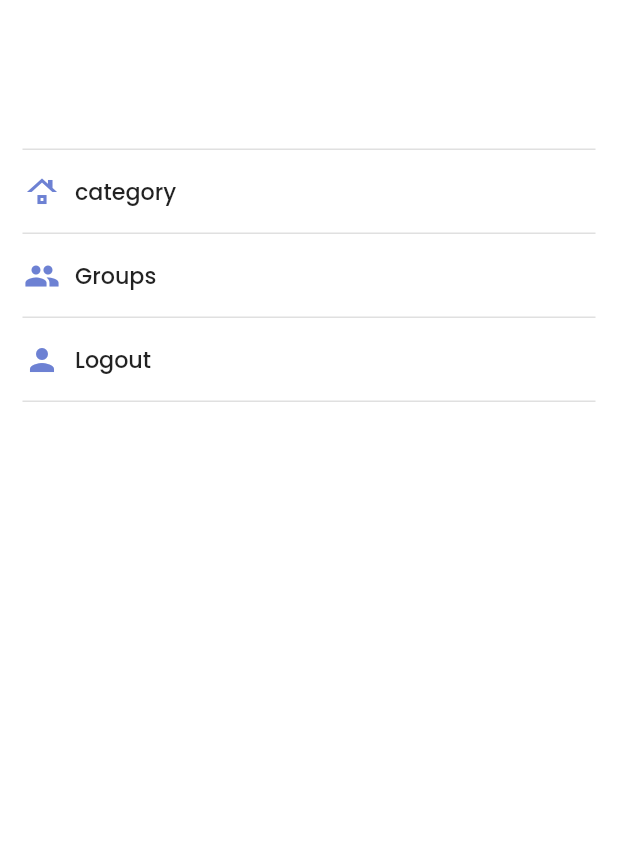
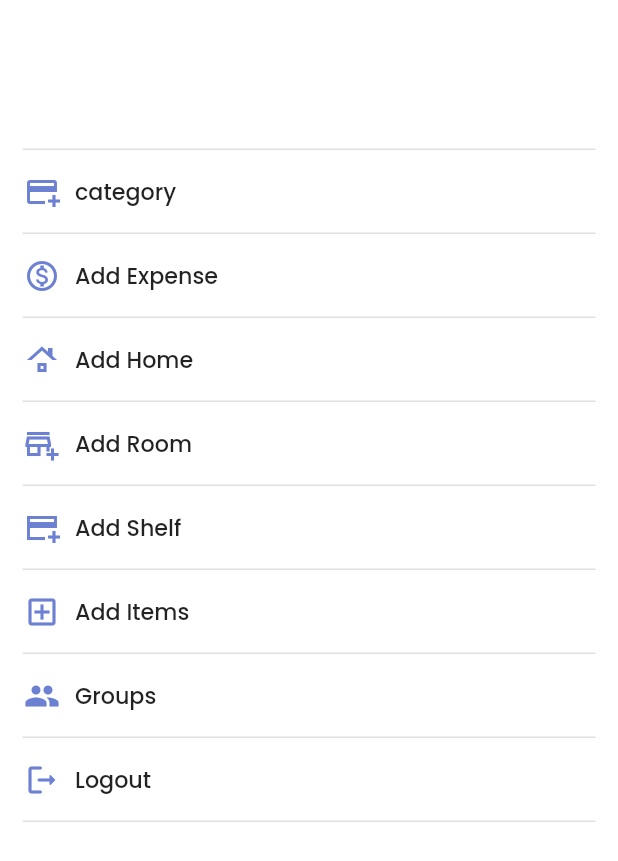
Before and after one commit to sweta-feeltech/General-Expense-App, a Flutter app: the NavDrawer screen opened by its route, on a phone screen of 412 x 824 dp. Shown: the top 861 px of the screen. Run offline on Flutter 3.47's test engine with Material 2 defaults, Android fonts, the phone set to English and light mode, and no system bars; our stand-ins replace accordion, cloud_firestore, date_time_picker, file_picker, firebase_auth, flutter_bloc and 7 more; accounts and stored records are empty; network calls fail; project files that could hold a hidden picture were left out.

Commit message:
19-05-2023 : Dashboard's Drawer Itoms

```diff
--- a/lib/main.dart
+++ b/lib/main.dart
@@ -7,6 +7,7 @@ import 'package:general_expense_app/pages/Dashboard/add_inventory.dart';
 import 'package:general_expense_app/pages/Dashboard/bottom_nav_bar.dart';
 import 'package:general_expense_app/pages/Dashboard/category_screen.dart';
 import 'package:general_expense_app/pages/Dashboard/expense_screen.dart';
+import 'package:general_expense_app/pages/Dashboard/items_screen.dart';
 import 'package:general_expense_app/pages/Group/group_list_screen.dart';
 import 'package:general_expense_app/pages/Dashboard/home_screen.dart';
 import 'package:general_expense_app/pages/Dashboard/income_screen.dart';
@@ -14,7 +15,6 @@ import 'package:general_expense_app/pages/Dashboard/room_screen.dart';
 import 'package:general_expense_app/pages/Dashboard/edit_profile_screen.dart';
 import 'package:general_expense_app/pages/Dashboard/list_screen.dart';
 import 'package:general_expense_app/pages/Dashboard/profile_screen.dart';
-import 'package:general_expense_app/pages/Dashboard/shelf_1_screen.dart';
 import 'package:general_expense_app/pages/Dashboard/shelf_screen.dart';
 import 'package:general_expense_app/pages/LoginRegistrationScreens/login_screen.dart';
 import 'package:general_expense_app/pages/LoginRegistrationScreens/registration_screen.dart';
@@ -114,8 +114,8 @@ class MyApp extends StatelessWidget {
     if(settings.name == ShelfScreen.routeName) {
       return getMaterialPageRoute(ShelfScreen());
     }
-    if(settings.name == Shelf1Screen.routeName) {
-      return getMaterialPageRoute(Shelf1Screen());
+    if(settings.name == ItemScreen.routeName) {
+      return getMaterialPageRoute(ItemScreen());
     }
     if(settings.name == ListofIncomeScreen.routeName) {
       return getMaterialPageRoute(ListofIncomeScreen());
--- a/lib/pages/Dashboard/profile_screen.dart
+++ b/lib/pages/Dashboard/profile_screen.dart
@@ -4,7 +4,6 @@ import 'package:flutter/services.dart';
 import 'package:flutter_bloc/flutter_bloc.dart';
 import 'package:general_expense_app/Utils/colors.dart';
 import 'package:general_expense_app/pages/Dashboard/room_screen.dart';
-import 'package:general_expense_app/pages/Dashboard/shelf_1_screen.dart';
 import 'package:general_expense_app/pages/LoginRegistrationScreens/main_screen.dart';
 import 'package:shared_preferences/shared_preferences.dart';
 import 'package:http/http.dart' as http;
--- a/lib/pages/LoginRegistrationScreens/login_screen.dart
+++ b/lib/pages/LoginRegistrationScreens/login_screen.dart
@@ -314,7 +314,7 @@ class _LogInScreenState extends State<LogInScreen> {
                             },
                             Icons.mail,
                             TextInputAction.next,
-                            initalTxt: "kishan123@outlook.com",
+                            initalTxt: "admin@gmail.com",
                             validatingFunc: (value) {
                               RegExp regex = RegExp(EmailRegex);
                               if (value == null || value.isEmpty) {
--- a/lib/pages/Widgets/common_widgets.dart
+++ b/lib/pages/Widgets/common_widgets.dart
@@ -3,12 +3,12 @@ import 'package:date_time_picker/date_time_picker.dart';
 import 'package:flutter/material.dart';
 import 'package:flutter_svg/svg.dart';
 import 'package:general_expense_app/pages/Dashboard/room_screen.dart';
-import 'package:general_expense_app/pages/Dashboard/shelf_1_screen.dart';
 import 'package:general_expense_app/pages/Dashboard/shelf_screen.dart';
 import 'package:general_expense_app/pages/Widgets/theme_helper.dart';
 
 import '../../Utils/colors.dart';
 import '../../models/GroupModel/group_list_model.dart';
+import '../Dashboard/items_screen.dart';
 import '../Group/single_group_screen.dart';
 
 class CommonWidgets {
@@ -569,7 +569,7 @@ class CommonWidgets {
       child: InkWell(
         onTap: (){
           Navigator.of(context, rootNavigator: true).push(MaterialPageRoute(
-              builder: (context) => Shelf1Screen()));
+              builder: (context) => ItemScreen()));
 
 
         },
@@ -744,7 +744,7 @@ class CommonWidgets {
           onTap: (){
 
             Navigator.of(context, rootNavigator: true).push(MaterialPageRoute(
-                builder: (context) => Shelf1Screen()));
+                builder: (context) => ItemScreen()));
 
 
           },
--- a/lib/pages/Widgets/nav_drawer.dart
+++ b/lib/pages/Widgets/nav_drawer.dart
@@ -3,10 +3,15 @@ import 'dart:math';
 import 'package:flutter/cupertino.dart';
 import 'package:flutter/material.dart';
 import 'package:general_expense_app/Utils/colors.dart';
+import 'package:general_expense_app/pages/Dashboard/add_expense_screen.dart';
+import 'package:general_expense_app/pages/Dashboard/items_screen.dart';
+import 'package:general_expense_app/pages/Dashboard/room_screen.dart';
+import 'package:general_expense_app/pages/Dashboard/shelf_screen.dart';
 import 'package:general_expense_app/pages/Group/group_list_screen.dart';
 import 'package:shared_preferences/shared_preferences.dart';
 
 import '../../Utils/constants.dart';
+import '../Dashboard/add_home_Screen.dart';
 import '../Dashboard/category_screen.dart';
 import '../LoginRegistrationScreens/main_screen.dart';
 import '../LoginRegistrationScreens/splash_screen.dart';
@@ -55,6 +60,14 @@ class _NavDrawerState extends State<NavDrawer> {
 
 
 
+
+
+
+          ///
+          ///
+          /// FOR CATEGORY CARDS
+          ///
+          ///
           InkWell(
             onTap: () {
 
@@ -65,7 +78,7 @@ class _NavDrawerState extends State<NavDrawer> {
                 children:  [
                   Align(
                     alignment: Alignment.center,
-                    child: Icon(Icons.roofing,
+                    child: Icon(Icons.add_card_outlined,
                       color: primaryPurple,
                     ),
                     // child: SvgPicture.asset("assets/icons/donation_icon.svg", width: 20, height: 20,),
@@ -81,7 +94,175 @@ class _NavDrawerState extends State<NavDrawer> {
           Divider(thickness: 1, height: 0,indent: 15, endIndent: 15,),
 
 
+          ///
+          ///
+          /// FOR HOME
+          ///
+          ///
+          InkWell(
+            onTap: () {
 
+              Navigator.of(context,rootNavigator: true).push(MaterialPageRoute(builder: (context)=>AddExpenseScreen()));
+
+            },
+            child: ListTile(
+              title: Row(
+                children:  [
+                  Align(
+                    alignment: Alignment.center,
+                    child: Icon(Icons.monetization_on_outlined,
+                      color: primaryPurple,
+                    ),
+                    // child: SvgPicture.asset("assets/icons/donation_icon.svg", width: 20, height: 20,),
+                  ),
+                  SizedBox(width: 10,),
+                  Text("Add Expense", style: TextStyle(fontSize: main_Height * 0.018, fontWeight: FontWeight.w500),),
+                ],
+              ),
+            ),
+          ),
+
+
+          Divider(thickness: 1, height: 0,indent: 15, endIndent: 15,),
+
+
+          ///
+          ///
+          /// FOR HOME
+          ///
+          ///
+          InkWell(
+            onTap: () {
+
+              Navigator.of(context).push(MaterialPageRoute(builder: (context)=>AddHomeScreen()));
+
+            },
+            child: ListTile(
+              title: Row(
+                children:  [
+                  Align(
+                    alignment: Alignment.center,
+                    child: Icon(Icons.roofing,
+                      color: primaryPurple,
+                    ),
+                    // child: SvgPicture.asset("assets/icons/donation_icon.svg", width: 20, height: 20,),
+                  ),
+                  SizedBox(width: 10,),
+                  Text("Add Home", style: TextStyle(fontSize: main_Height * 0.018, fontWeight: FontWeight.w500),),
+                ],
+              ),
+            ),
+          ),
+
+
+          Divider(thickness: 1, height: 0,indent: 15, endIndent: 15,),
+
+
+          ///
+          ///
+          /// FOR ROOM
+          ///
+          ///
+          InkWell(
+            onTap: () {
+
+              Navigator.of(context).push(MaterialPageRoute(builder: (context)=>RoomScreen((){})));
+
+            },
+            child: ListTile(
+              title: Row(
+                children:  [
+                  Align(
+                    alignment: Alignment.center,
+                    child: Icon(Icons.add_business_outlined,
+                      color: primaryPurple,
+                    ),
+                    // child: SvgPicture.asset("assets/icons/donation_icon.svg", width: 20, height: 20,),
+                  ),
+                  SizedBox(width: 10,),
+                  Text("Add Room", style: TextStyle(fontSize: main_Height * 0.018, fontWeight: FontWeight.w500),),
+                ],
+              ),
+            ),
+          ),
+
+
+          Divider(thickness: 1, height: 0,indent: 15, endIndent: 15,),
+
+
+
+          ///
+          ///
+          /// FOR SHELF
+          ///
+          ///
+          InkWell(
+            onTap: () {
+
+              Navigator.of(context).push(MaterialPageRoute(builder: (context)=>ShelfScreen()));
+
+            },
+            child: ListTile(
+              title: Row(
+                children:  [
+                  Align(
+                    alignment: Alignment.center,
+                    child: Icon(Icons.add_card_sharp,
+                      color: primaryPurple,
+                    ),
+                    // child: SvgPicture.asset("assets/icons/donation_icon.svg", width: 20, height: 20,),
+                  ),
+                  SizedBox(width: 10,),
+                  Text("Add Shelf", style: TextStyle(fontSize: main_Height * 0.018, fontWeight: FontWeight.w500),),
+                ],
+              ),
+            ),
+          ),
+
+
+          Divider(thickness: 1, height: 0,indent: 15, endIndent: 15,),
+
+
+
+          ///
+          ///
+          /// FOR ITOMS
+          ///
+          ///
+          InkWell(
+            onTap: () {
+
+              Navigator.of(context).push(MaterialPageRoute(builder: (context)=>ItemScreen()));
+
+            },
+            child: ListTile(
+              title: Row(
+                children:  [
+                  Align(
+                    alignment: Alignment.center,
+                    child: Icon(Icons.add_box_outlined,
+                      color: primaryPurple,
+                    ),
+                    // child: SvgPicture.asset("assets/icons/donation_icon.svg", width: 20, height: 20,),
+                  ),
+                  SizedBox(width: 10,),
+                  Text("Add Items", style: TextStyle(fontSize: main_Height * 0.018, fontWeight: FontWeight.w500),),
+                ],
+              ),
+            ),
+          ),
+
+
+          Divider(thickness: 1, height: 0,indent: 15, endIndent: 15,),
+
+
+
+
+          ///
+          ///
+          /// FOR GROUPS
+          ///
+          ///
           InkWell(
             onTap: () {
               Navigator.of(context, rootNavigator: true).pushNamed(GroupListScreen.routeName);
@@ -108,6 +289,12 @@ class _NavDrawerState extends State<NavDrawer> {
 
 
 
+          ///
+          ///
+          /// FOR LOGOUT
+          ///
+          ///
+
           InkWell(
             onTap: () async {
               SharedPreferences prefs = await SharedPreferences.getInstance();
@@ -122,7 +309,7 @@ class _NavDrawerState extends State<NavDrawer> {
                 children:  [
                   Align(
                     alignment: Alignment.center,
-                    child: Icon(Icons.person,
+                    child: Icon(Icons.logout_rounded,
                       color: primaryPurple,
                     ),
                     // child: SvgPicture.asset("assets/icons/donation_icon.svg", width: 20, height: 20,),
```
Also changed, not shown: lib/pages/Dashboard/items_screen.dart (renamed from lib/pages/Dashboard/shelf_1_screen.dart, +8 -8 lines).
